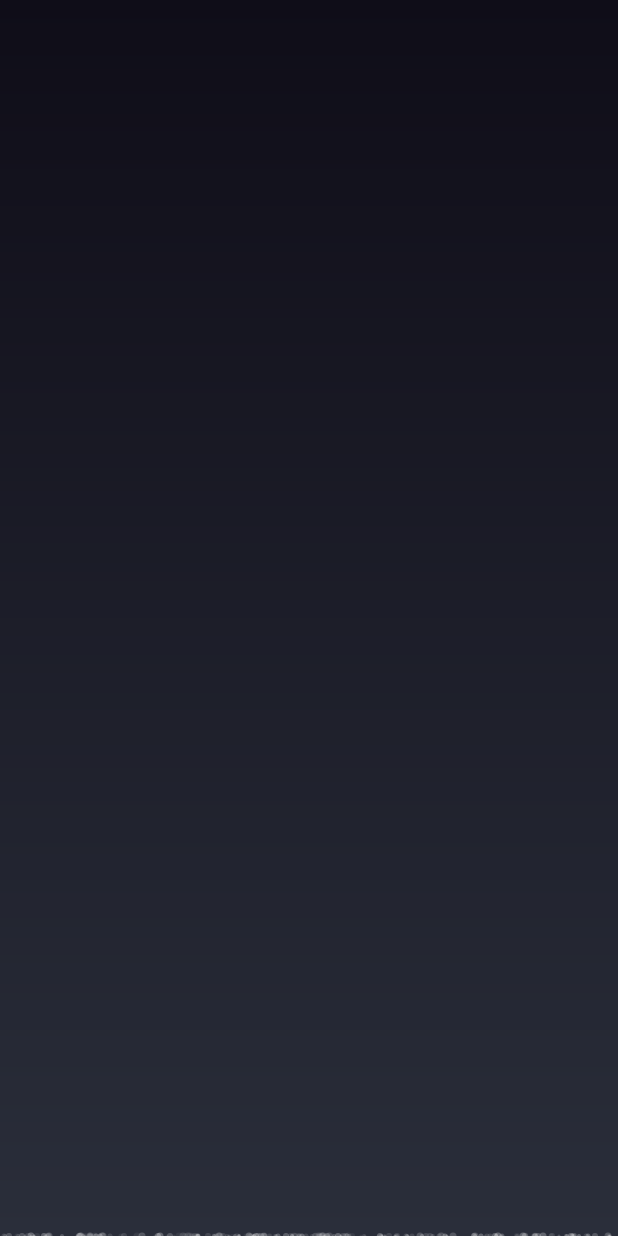
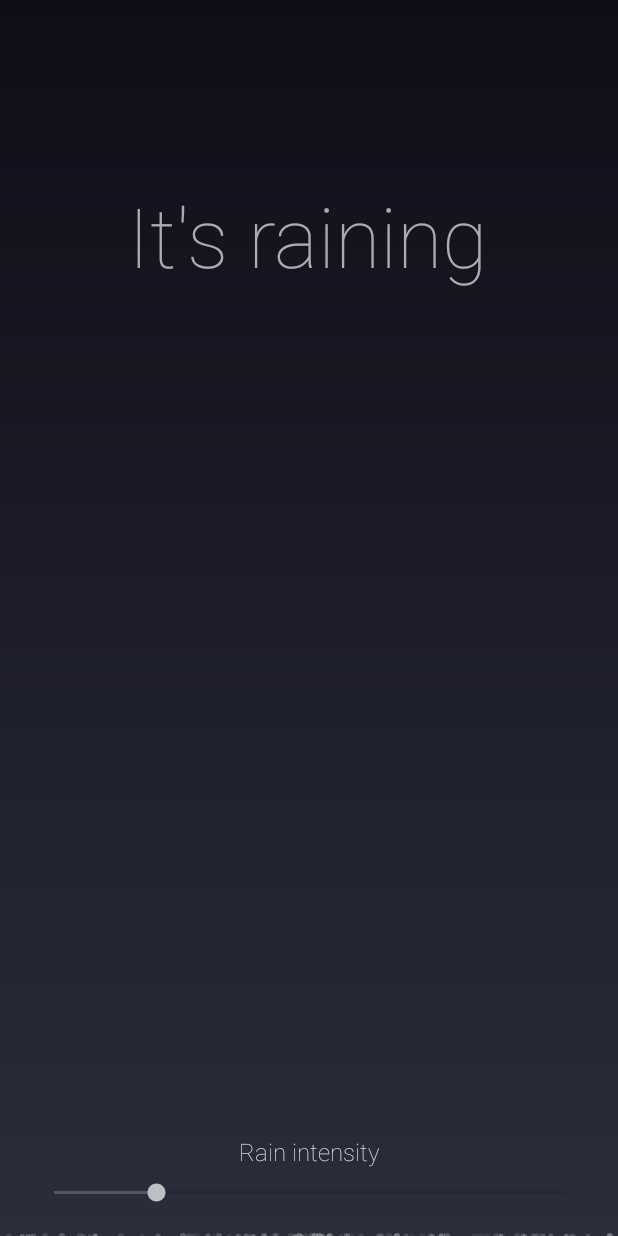
Before and after one commit to rmnvich/RainView, an Android app: the screen it shows after launch (MainActivity), on a phone screen of 412 x 824 dp. Run offline under Robolectric (Android 15) with nearby library versions, the phone set to English and light mode, and no system bars.

Commit message:
Add seekbar to control rain intensity

```diff
--- a/app/src/main/java/com/example/rain/MainActivity.kt
+++ b/app/src/main/java/com/example/rain/MainActivity.kt
@@ -1,12 +1,38 @@
 package com.example.rain
 
+import android.annotation.SuppressLint
+import android.os.Bundle
+import android.widget.SeekBar
 import androidx.appcompat.app.AppCompatActivity
-import android.os.Bundle
+import kotlinx.android.synthetic.main.activity_main.*
 
 class MainActivity : AppCompatActivity() {
 
     override fun onCreate(savedInstanceState: Bundle?) {
         super.onCreate(savedInstanceState)
         setContentView(R.layout.activity_main)
+        prepareSeekBar()
+    }
+
+    private fun prepareSeekBar() {
+        rainIntensitySeekBar.progress = rainView.getRainIntensity()
+        rainIntensitySeekBar.setOnSeekBarChangeListener(object : SeekBar.OnSeekBarChangeListener {
+            override fun onProgressChanged(seekBar: SeekBar?, progress: Int, from: Boolean) = Unit
+            override fun onStartTrackingTouch(seekBar: SeekBar?) = Unit
+            override fun onStopTrackingTouch(seekBar: SeekBar?) {
+                val progress = seekBar?.progress!!
+                if (progress != rainView.getRainIntensity()) {
+                    rainView.setRainIntensity(progress)
+                    handleWeatherTextView(progress)
+                }
+            }
+        })
+    }
+
+    @SuppressLint("SetTextI18n")
+    private fun handleWeatherTextView(progress: Int) {
+        if (progress == 0) {
+            weatherTextView.text = "It's clear"
+        } else weatherTextView.text = "It's raining"
     }
 }
--- a/app/src/main/java/com/example/rain/RainView.kt
+++ b/app/src/main/java/com/example/rain/RainView.kt
@@ -59,6 +59,43 @@ class RainView : View {
         }
     }
 
+    override fun onLayout(changed: Boolean, left: Int, top: Int, right: Int, bottom: Int) {
+        super.onLayout(changed, left, top, right, bottom)
+        initRain()
+    }
+
+    override fun onDraw(canvas: Canvas?) {
+        if (canvas == null) return
+
+        rain.forEachIndexed { dropIndex, drop ->
+            canvas.drawLine(
+                drop.x,
+                drop.y,
+                drop.x,
+                drop.y + context.dpToPx(drop.height),
+                rainPaints[dropIndex]
+            )
+        }
+    }
+
+    fun getRainIntensity(): Int = rainIntensity
+
+    fun setRainIntensity(intensity: Int) {
+        rainIntensity = intensity
+        clearRain()
+
+        requestLayout()
+    }
+
+    private fun clearRain() {
+        for (animator in rainAnimators) {
+            animator.removeAllUpdateListeners()
+        }
+        (rainAnimators as ArrayList).clear()
+        (rainPaints as ArrayList).clear()
+        (rain as ArrayList).clear()
+    }
+
     private fun initRain() {
         for (dropIndex in 0 until rainIntensity) {
             val drop = getDrop()
@@ -77,25 +114,6 @@ class RainView : View {
     private fun startAnimation(dropIndex: Int) {
         rainAnimators[dropIndex].cancel()
         rainAnimators[dropIndex].start()
-    }
-
-    override fun onLayout(changed: Boolean, left: Int, top: Int, right: Int, bottom: Int) {
-        super.onLayout(changed, left, top, right, bottom)
-        initRain()
-    }
-
-    override fun onDraw(canvas: Canvas?) {
-        if (canvas == null) return
-
-        rain.forEachIndexed { dropIndex, drop ->
-            canvas.drawLine(
-                drop.x,
-                drop.y,
-                drop.x,
-                drop.y + context.dpToPx(drop.height),
-                rainPaints[dropIndex]
-            )
-        }
     }
 
     private fun getDrop(): Drop {
@@ -160,13 +178,13 @@ class RainView : View {
     companion object {
         private const val DEFAULT_RAIN_INTENSITY = 200
 
-        private const val DEFAULT_MIN_DROP_WIDTH = 3
-        private const val DEFAULT_MAX_DROP_WIDTH = 7
+        private const val DEFAULT_MIN_DROP_WIDTH = 4
+        private const val DEFAULT_MAX_DROP_WIDTH = 6
 
-        private const val DEFAULT_MIN_DROP_HEIGHT = 4
+        private const val DEFAULT_MIN_DROP_HEIGHT = 8
         private const val DEFAULT_MAX_DROP_HEIGHT = 16
 
-        private const val DEFAULT_MIN_DROP_SPEED = 400
+        private const val DEFAULT_MIN_DROP_SPEED = 500
         private const val DEFAULT_MAX_DROP_SPEED = 1200
     }
 }
--- a/app/src/main/res/layout/activity_main.xml
+++ b/app/src/main/res/layout/activity_main.xml
@@ -1,11 +1,55 @@
 <?xml version="1.0" encoding="utf-8"?>
 <FrameLayout xmlns:android="http://schemas.android.com/apk/res/android"
+    xmlns:app="http://schemas.android.com/apk/res-auto"
+    xmlns:tools="http://schemas.android.com/tools"
     android:layout_width="match_parent"
     android:layout_height="match_parent"
     android:background="@drawable/background">
 
     <com.example.rain.RainView
+        android:id="@+id/rainView"
         android:layout_width="match_parent"
         android:layout_height="match_parent"
-        android:layout_gravity="center" />
+        android:layout_gravity="center"
+        app:rainIntensity="100" />
+
+    <TextView
+        android:id="@+id/weatherTextView"
+        android:layout_width="wrap_content"
+        android:layout_height="wrap_content"
+        android:layout_gravity="center_horizontal"
+        android:layout_marginTop="120dp"
+        android:alpha="0.65"
+        android:fontFamily="sans-serif-thin"
+        android:text="It's raining"
+        android:textColor="@android:color/white"
+        android:textSize="55sp"
+        tools:ignore="HardcodedText" />
+
+    <TextView
+        android:id="@+id/intensityTextView"
+        android:layout_width="wrap_content"
+        android:layout_height="wrap_content"
+        android:layout_gravity="bottom|center_horizontal"
+        android:layout_marginBottom="45dp"
+        android:alpha="0.85"
+        android:fontFamily="sans-serif-thin"
+        android:text="Rain intensity"
+        android:textColor="@android:color/white"
+        android:textSize="16sp"
+        tools:ignore="HardcodedText" />
+
+    <androidx.appcompat.widget.AppCompatSeekBar
+        android:id="@+id/rainIntensitySeekBar"
+        android:layout_width="match_parent"
+        android:layout_height="wrap_content"
+        android:layout_gravity="bottom|center_vertical"
+        android:layout_marginStart="20dp"
+        android:layout_marginEnd="20dp"
+        android:layout_marginBottom="20dp"
+        android:alpha="0.7"
+        android:max="500"
+        android:progressTint="@color/colorDropEndGradient"
+        android:thumbTint="@android:color/white"
+        app:tickMarkTint="@android:color/white" />
 </FrameLayout>
```
